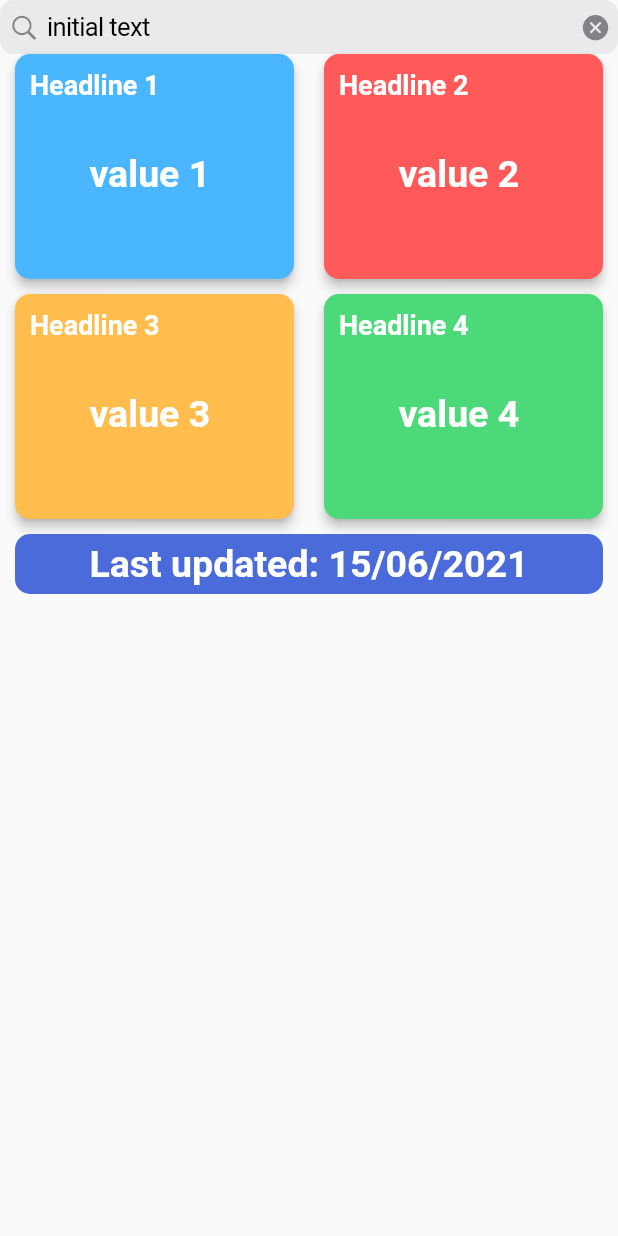
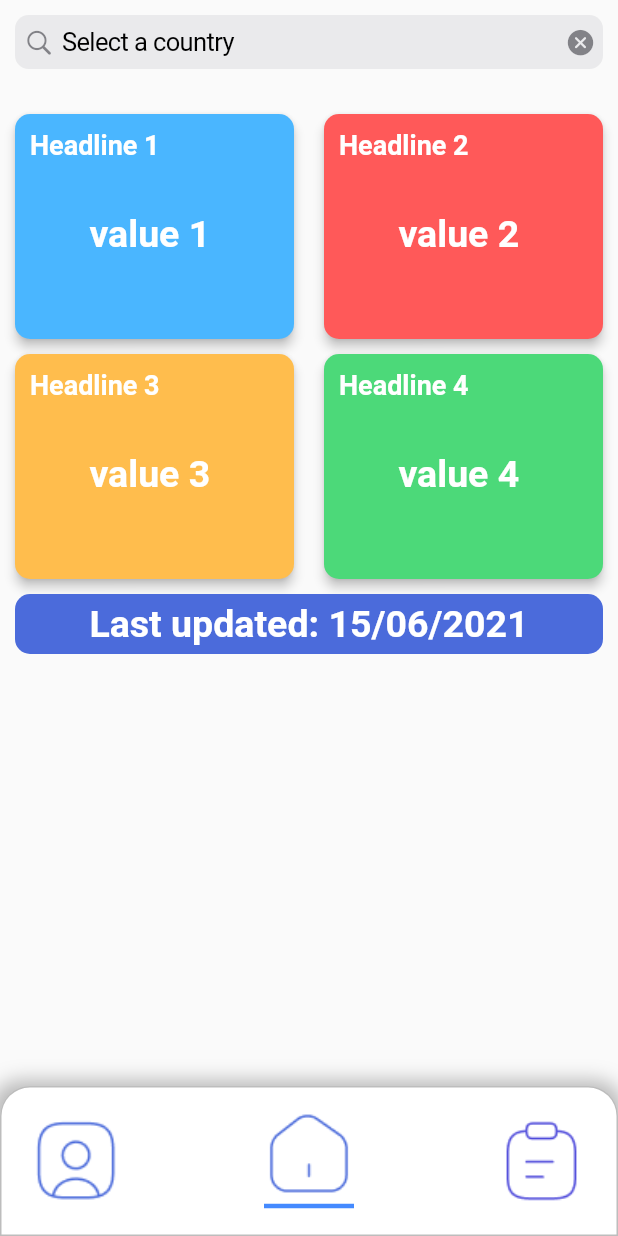
Before and after one commit to Tezeract3/coronavirusdemo, a Flutter app: the HomePage screen opened by its route, on a phone screen of 412 x 824 dp. Run offline on Flutter 3.47's test engine with Material 2 defaults, Android fonts, the phone set to English and light mode, and no system bars.

Commit message:
changing the code format

```diff
--- a/lib/apiCalls/getCoronaDetails.dart
+++ b/lib/apiCalls/getCoronaDetails.dart
@@ -2,7 +2,7 @@ import 'dart:convert';
 
 import 'package:http/http.dart' as http;
 
-class getCoronaDetails {
+class GetCoronaDetails {
   static var _apiData;
   static Future<http.Response> _httpResponse() async {
     return http.get(Uri.parse(""));
--- a/lib/main.dart
+++ b/lib/main.dart
@@ -1,4 +1,4 @@
-import 'package:coronaliveupdate/screens/NavTestScreen.dart';
+import 'package:coronaliveupdate/screens/navTestScreen.dart';
 import 'package:flutter/material.dart';
 
 import 'screens/homePage.dart';
@@ -14,8 +14,8 @@ class App extends StatelessWidget {
       theme: ThemeData(
         primarySwatch: Colors.blue,
       ),
-      home: HomePage(),
-      initialRoute: NavTest.id,
+      //home: HomePage(),
+      initialRoute: HomePage.id,
       routes: {
         HomePage.id: (context) => HomePage(),
         NavTest.id: (context) => NavTest(),
--- a/lib/screens/NavTestScreen.dart
+++ b/lib/screens/NavTestScreen.dart
@@ -1,4 +1,4 @@
-import 'package:coronaliveupdate/bottomNavigationBar.dart';
+import 'package:coronaliveupdate/widget/bottomNavigationBar.dart';
 import 'package:flutter/material.dart';
 
 class NavTest extends StatefulWidget {
--- a/lib/screens/homePage.dart
+++ b/lib/screens/homePage.dart
@@ -1,5 +1,8 @@
+import 'package:coronaliveupdate/widget/liveUpdateWidget.dart';
+import 'package:coronaliveupdate/widget/searchBarWidget.dart';
 import 'package:flutter/cupertino.dart';
 import 'package:flutter/material.dart';
+import 'package:coronaliveupdate/widget/bottomNavigationBar.dart';
 
 class HomePage extends StatefulWidget {
   static const String id = "HomePage";
@@ -12,9 +15,24 @@ class _HomePageState extends State<HomePage> {
   Widget build(BuildContext context) {
     return Scaffold(
       body: SafeArea(
+        bottom: false,
+        child: Column(
+          mainAxisSize: MainAxisSize.min,
+          children: <Widget>[
+            Expanded(
+              child: Container(
                 child: ListView(
                   children: <Widget>[
-            MyPrefilledSearch(),
+                    SizedBox(
+                      height: 10,
+                    ),
+                    Container(
+                      margin: EdgeInsets.only(left: 10, right: 10),
+                      child: SearchBar(),
+                    ),
+                    SizedBox(
+                      height: 30,
+                    ),
                     //must add the dropdown box
                     Container(
                       height: 360,
@@ -97,68 +115,9 @@ class _HomePageState extends State<HomePage> {
                   ],
                 ),
               ),
-    );
-  }
-}
-
-class LiveUpdateDetailWidget extends StatelessWidget {
-  const LiveUpdateDetailWidget(
-      {required this.headline, required this.value, required this.color});
-  final String headline;
-  final String value;
-  final Color color;
-
-  @override
-  Widget build(BuildContext context) {
-    return Container(
-      height: 150,
-      margin: EdgeInsets.only(left: 10, right: 10),
-      child: Card(
-        margin: EdgeInsets.all(0),
-        elevation: 3,
-        color: color,
-        shape: RoundedRectangleBorder(
-          borderRadius: BorderRadius.circular(10),
             ),
-        child: Column(
-          children: [
-            Container(
-              height: 40,
-              padding: EdgeInsets.only(left: 10, top: 10),
-              decoration: BoxDecoration(
-                borderRadius: BorderRadius.only(
-                  topLeft: Radius.circular(10),
-                  topRight: Radius.circular(10),
-                ),
-              ),
-              alignment: Alignment.topLeft,
-              child: Text(
-                '$headline',
-                style: TextStyle(
-                    fontSize: 18,
-                    fontWeight: FontWeight.bold,
-                    color: Colors.white),
-              ),
-            ),
-            Container(
-              height: 80,
-              decoration: BoxDecoration(
-                borderRadius: BorderRadius.only(
-                  bottomLeft: Radius.circular(10),
-                  bottomRight: Radius.circular(10),
-                ),
-              ),
-              alignment: Alignment.center,
-              child: FittedBox(
-                fit: BoxFit.cover,
-                child: Text(
-                  "$value ",
-                  style: TextStyle(
-                      fontSize: 25,
-                      fontWeight: FontWeight.bold,
-                      color: Colors.white),
-                ),
-              ),
+            BottomNavBar(
+              status: NavStatus.Home,
             )
           ],
         ),
@@ -166,25 +125,3 @@ class LiveUpdateDetailWidget extends StatelessWidget {
     );
   }
 }
-
-class MyPrefilledSearch extends StatefulWidget {
-  const MyPrefilledSearch({Key? key}) : super(key: key);
-
-  @override
-  _MyPrefilledSearchState createState() => _MyPrefilledSearchState();
-}
-
-class _MyPrefilledSearchState extends State<MyPrefilledSearch> {
-  late TextEditingController _textController;
-
-  @override
-  void initState() {
-    super.initState();
-    _textController = TextEditingController(text: 'initial text');
-  }
-
-  @override
-  Widget build(BuildContext context) {
-    return CupertinoSearchTextField(controller: _textController);
-  }
-}
--- /dev/null
+++ b/lib/widget/bottomNavigationBar.dart
@@ -0,0 +1,155 @@
+import 'package:coronaliveupdate/screens/navTestScreen.dart';
+import 'package:coronaliveupdate/screens/homePage.dart';
+import 'package:flutter/material.dart';
+
+List<BoxShadow> bottomNavBarShadow = [
+  BoxShadow(
+    color: Colors.black26,
+    blurRadius: 10,
+    spreadRadius: 5,
+    offset: Offset(-1, 1),
+  )
+];
+
+enum NavStatus { Profile, Home, File }
+
+double verticalPadding = 10;
+double horisontalPadding = 20;
+
+class BottomNavBar extends StatefulWidget {
+  final NavStatus status;
+
+  BottomNavBar({Key? key, this.status = NavStatus.Profile}) : super(key: key);
+
+  @override
+  _BottomNavBarState createState() => _BottomNavBarState();
+}
+
+class _BottomNavBarState extends State<BottomNavBar> {
+  List<bool> select = [false, false, false];
+  void changeStatus() {
+    select = [false, false, false];
+    switch (widget.status) {
+      case NavStatus.Profile:
+        {
+          select[0] = true;
+        }
+        break;
+      case NavStatus.Home:
+        {
+          select[1] = true;
+        }
+        break;
+      case NavStatus.File:
+        {
+          select[2] = true;
+        }
+        break;
+    }
+  }
+
+  @override
+  void initState() {
+    super.initState();
+    changeStatus();
+  }
+
+  @override
+  Widget build(BuildContext context) {
+    return Container(
+      padding: EdgeInsets.symmetric(
+          vertical: verticalPadding, horizontal: horisontalPadding),
+      width: double.maxFinite,
+      height: 100,
+      decoration: BoxDecoration(
+        color: Colors.white,
+        border: Border.all(color: Colors.black26, width: 1),
+        boxShadow: bottomNavBarShadow,
+        borderRadius: BorderRadius.only(
+          topRight: Radius.circular(20),
+          topLeft: Radius.circular(20),
+        ),
+      ),
+      child: Row(
+        mainAxisAlignment: MainAxisAlignment.spaceBetween,
+        children: [
+          NavButton(
+            image: "images/icons/userIcon.png",
+            isSelected: select[0],
+            onTap: () {
+              Navigator.popAndPushNamed(context, NavTest2.id);
+            },
+          ),
+          NavButton(
+            image: "images/icons/homeIcon.png",
+            isSelected: select[1],
+            onTap: () {
+              Navigator.popAndPushNamed(context, HomePage.id);
+            },
+          ),
+          NavButton(
+            image: "images/icons/textIcon.png",
+            isSelected: select[2],
+            onTap: () {
+              Navigator.popAndPushNamed(context, NavTest.id);
+            },
+          ),
+        ],
+      ),
+    );
+  }
+}
+
+class NavButton extends StatelessWidget {
+  final String image;
+
+  final Function onTap;
+
+  final bool isSelected;
+
+  const NavButton(
+      {Key? key,
+      required this.image,
+      this.isSelected = false,
+      required this.onTap})
+      : super(key: key);
+
+  @override
+  Widget build(BuildContext context) {
+    List<Widget> list = [
+      Container(
+        width: 60,
+        height: 60,
+        decoration: BoxDecoration(
+            image: DecorationImage(image: AssetImage(image), fit: BoxFit.fill)),
+      ),
+    ];
+
+    if (isSelected) {
+      list.add(
+        Hero(
+          tag: "1",
+          child: SizedBox(
+            height: 10,
+            width: 60,
+            child: Divider(
+              thickness: 3,
+              color: Colors.blueAccent,
+            ),
+          ),
+        ),
+      );
+    }
+
+    return GestureDetector(
+      onTap: () {
+        onTap();
+      },
+      child: Column(
+        mainAxisSize: MainAxisSize.min,
+        crossAxisAlignment: CrossAxisAlignment.center,
+        children: list,
+      ),
+    );
+  }
+}
--- /dev/null
+++ b/lib/widget/liveUpdateWidget.dart
@@ -0,0 +1,68 @@
+import 'package:flutter/cupertino.dart';
+import 'package:flutter/material.dart';
+
+class LiveUpdateDetailWidget extends StatelessWidget {
+  const LiveUpdateDetailWidget(
+      {required this.headline, required this.value, required this.color});
+  final String headline;
+  final String value;
+  final Color color;
+
+  @override
+  Widget build(BuildContext context) {
+    return Container(
+      height: 150,
+      margin: EdgeInsets.only(left: 10, right: 10),
+      child: Card(
+        margin: EdgeInsets.all(0),
+        elevation: 3,
+        color: color,
+        shape: RoundedRectangleBorder(
+          borderRadius: BorderRadius.circular(10),
+        ),
+        child: Column(
+          children: [
+            Container(
+              height: 40,
+              padding: EdgeInsets.only(left: 10, top: 10),
+              decoration: BoxDecoration(
+                borderRadius: BorderRadius.only(
+                  topLeft: Radius.circular(10),
+                  topRight: Radius.circular(10),
+                ),
+              ),
+              alignment: Alignment.topLeft,
+              child: Text(
+                '$headline',
+                style: TextStyle(
+                    fontSize: 18,
+                    fontWeight: FontWeight.bold,
+                    color: Colors.white),
+              ),
+            ),
+            Container(
+              height: 80,
+              decoration: BoxDecoration(
+                borderRadius: BorderRadius.only(
+                  bottomLeft: Radius.circular(10),
+                  bottomRight: Radius.circular(10),
+                ),
+              ),
+              alignment: Alignment.center,
+              child: FittedBox(
+                fit: BoxFit.cover,
+                child: Text(
+                  "$value ",
+                  style: TextStyle(
+                      fontSize: 25,
+                      fontWeight: FontWeight.bold,
+                      color: Colors.white),
+                ),
+              ),
+            )
+          ],
+        ),
+      ),
+    );
+  }
+}
--- /dev/null
+++ b/lib/widget/searchBarWidget.dart
@@ -0,0 +1,24 @@
+import 'package:flutter/cupertino.dart';
+import 'package:flutter/material.dart';
+
+class SearchBar extends StatefulWidget {
+  const SearchBar({Key? key}) : super(key: key);
+
+  @override
+  _SearchBarState createState() => _SearchBarState();
+}
+
+class _SearchBarState extends State<SearchBar> {
+  late TextEditingController _textController;
+
+  @override
+  void initState() {
+    super.initState();
+    _textController = TextEditingController(text: 'Select a country');
+  }
+
+  @override
+  Widget build(BuildContext context) {
+    return CupertinoSearchTextField(controller: _textController);
+  }
+}
```
Also changed, not shown: lib/bottomNavigationBar.dart (deleted, +0 -151 lines), images/icons/homeIcon.png (renamed from images/icons/home.png), images/icons/textIcon.png (renamed from images/icons/text.png), images/icons/userIcon.png (renamed from images/icons/user.png), pubspec.lock, 22 other files. Lines whose indentation alone changed are shown as unchanged.
